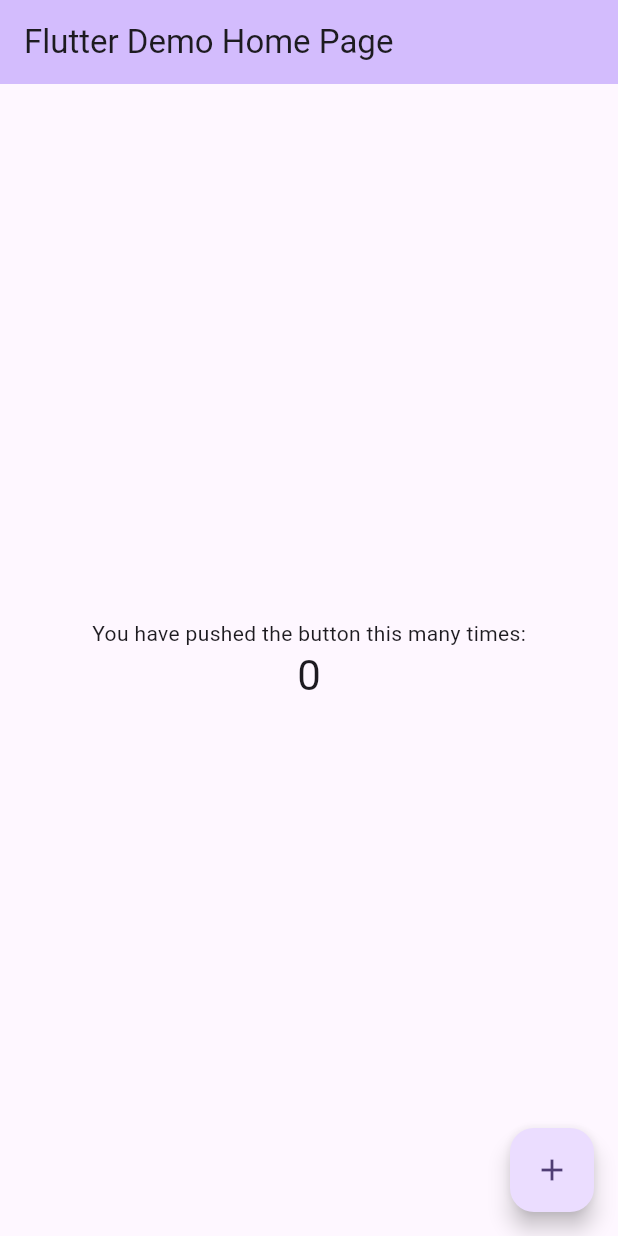
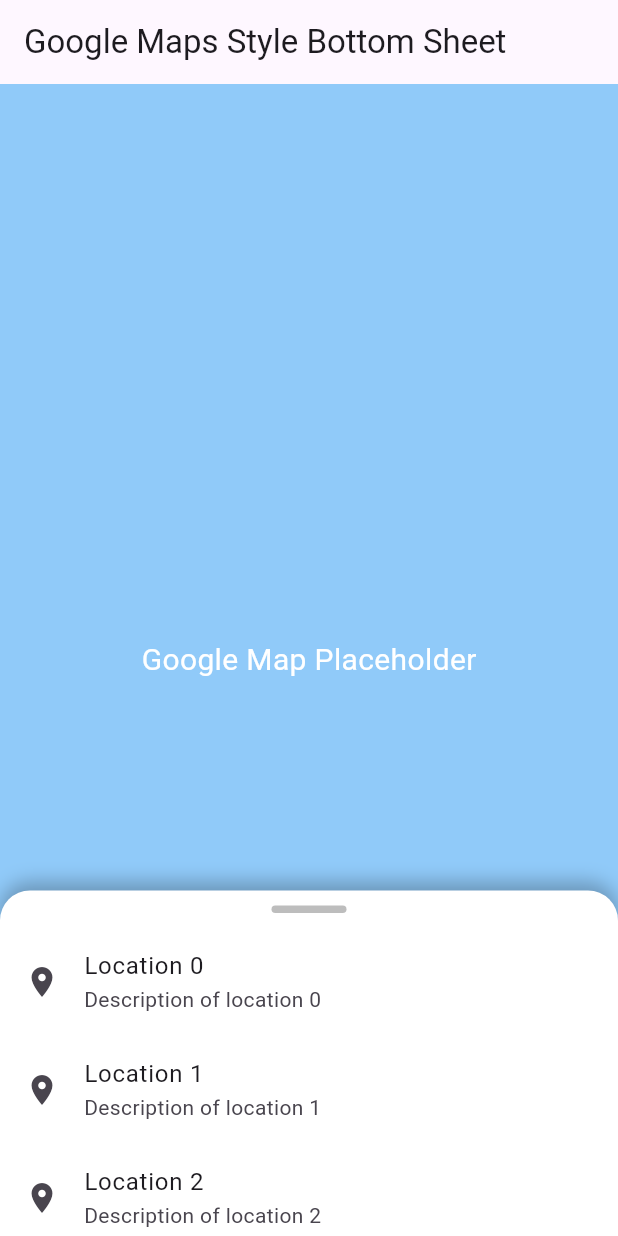
Before and after one commit to STEPS-Flutter-Trainer/sample, a Flutter app: the screen it shows after launch, on a phone screen of 412 x 824 dp. Run offline on Flutter 3.47's test engine with Material 3 defaults, Android fonts, the light colour scheme and no system bars.

Commit message:
sample_push-Extra

```diff
--- /dev/null
+++ b/lib/listing_container..dart
@@ -0,0 +1,83 @@
+import 'package:flutter/material.dart';
+class ListingContainer extends StatefulWidget {
+  const ListingContainer({super.key});
+
+  @override
+  State<ListingContainer> createState() => _ListingContainerState();
+}
+
+class _ListingContainerState extends State<ListingContainer> {
+  @override
+  Widget build(BuildContext context) {
+    return Scaffold(
+      appBar: AppBar(
+        title: Text('Google Maps Style Bottom Sheet'),
+      ),
+      body: Stack(
+        children: [
+          // Google Map Placeholder (Replace with GoogleMap widget)
+          Container(
+            color: Colors.blue[200],
+            child: Center(
+              child: Text(
+                "Google Map Placeholder",
+                style: TextStyle(color: Colors.white, fontSize: 20),
+              ),
+            ),
+          ),
+          // Draggable Scrollable Bottom Sheet
+          DraggableScrollableSheet(
+            initialChildSize: 0.3, // Initial height of the bottom sheet
+            minChildSize: 0.2, // Minimum height
+            maxChildSize: 0.8, // Maximum height
+            builder: (context, scrollController) {
+              return Container(
+                decoration: BoxDecoration(
+                  color: Colors.white,
+                  borderRadius: BorderRadius.only(
+                    topLeft: Radius.circular(20),
+                    topRight: Radius.circular(20),
+                  ),
+                  boxShadow: [
+                    BoxShadow(
+                      color: Colors.black26,
+                      blurRadius: 10.0,
+                      offset: Offset(0, -5),
+                    ),
+                  ],
+                ),
+                child: Column(
+                  children: [
+                    // Drag Handle
+                    Container(
+                      width: 50,
+                      height: 5,
+                      margin: EdgeInsets.symmetric(vertical: 10),
+                      decoration: BoxDecoration(
+                        color: Colors.grey[400],
+                        borderRadius: BorderRadius.circular(10),
+                      ),
+                    ),
+                    Expanded(
+                      child: ListView.builder(
+                        controller: scrollController,
+                        itemCount: 20,
+                        itemBuilder: (context, index) {
+                          return ListTile(
+                            leading: Icon(Icons.location_on),
+                            title: Text('Location $index'),
+                            subtitle: Text('Description of location $index'),
+                          );
+                        },
+                      ),
+                    ),
+                  ],
+                ),
+              );
+            },
+          ),
+        ],
+      ),
+    );
+  }
+}
--- a/lib/main.dart
+++ b/lib/main.dart
@@ -1,4 +1,6 @@
 import 'package:flutter/material.dart';
+
+import 'listing_container..dart';
 
 void main() {
   runApp(const MyApp());
@@ -16,7 +18,7 @@ class MyApp extends StatelessWidget {
         colorScheme: ColorScheme.fromSeed(seedColor: Colors.deepPurple),
         useMaterial3: true,
       ),
-      home: const MyHomePage(title: 'Flutter Demo Home Page'),
+      home: ListingContainer(),
     );
   }
 }
```
